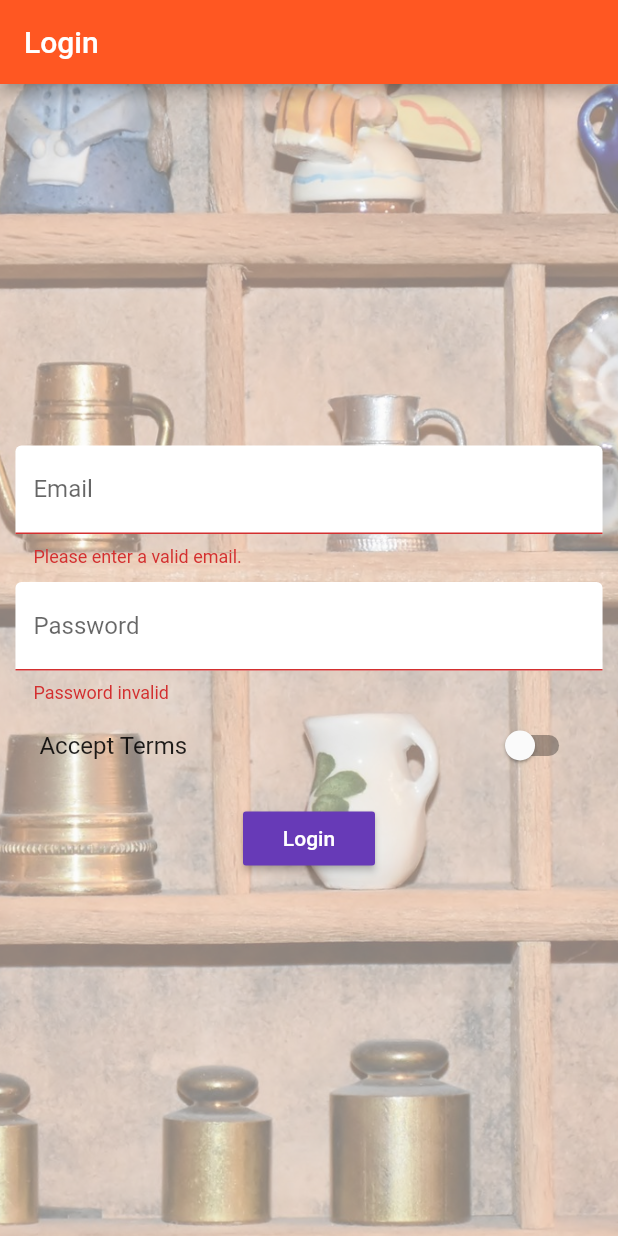
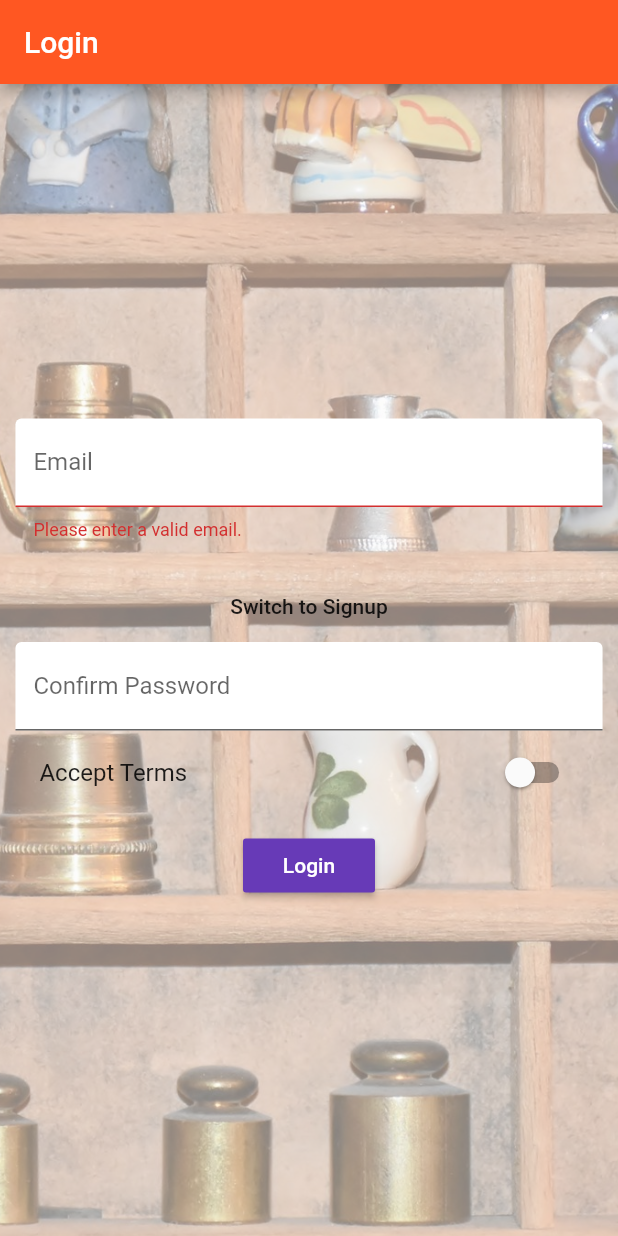
Before and after one commit to sulaysumaria/flutter_course, a Flutter app: the screen it shows after launch, after a tap on "Login", on a phone screen of 412 x 824 dp. Run offline on Flutter 3.47's test engine with Material 2 defaults, Android fonts, the phone set to English and light mode, and no system bars; accounts and stored records are empty.

Commit message:
Adding a Confirm Password Textfield

```diff
--- a/lib/pages/auth.dart
+++ b/lib/pages/auth.dart
@@ -2,6 +2,11 @@ import 'package:flutter/material.dart';
 import 'package:scoped_model/scoped_model.dart';
 
 import './../scoped-models/main.dart';
+
+enum AuthMode {
+  Signup,
+  Login,
+}
 
 class AuthPage extends StatefulWidget {
   @override
@@ -12,6 +17,8 @@ class AuthPage extends StatefulWidget {
 
 class _AuthPageState extends State<AuthPage> {
   final GlobalKey<FormState> _formKey = GlobalKey<FormState>();
+  final TextEditingController _passwordTextController = TextEditingController();
+  AuthMode _authMode = AuthMode.Login;
   final Map<String, dynamic> _formData = {
     'email': null,
     'password': null,
@@ -52,6 +59,7 @@ class _AuthPageState extends State<AuthPage> {
 
   Widget _buildPasswordTextField() {
     return TextFormField(
+      controller: _passwordTextController,
       decoration: InputDecoration(
         filled: true,
         labelText: 'Password',
@@ -64,6 +72,22 @@ class _AuthPageState extends State<AuthPage> {
       validator: (String value) {
         if (value.isEmpty || value.length < 6) {
           return 'Password invalid';
+        }
+      },
+    );
+  }
+
+  Widget _buildPasswordConfirmTextField() {
+    return TextFormField(
+      decoration: InputDecoration(
+        labelText: 'Confirm Password',
+        filled: true,
+        fillColor: Colors.white,
+      ),
+      obscureText: true,
+      validator: (String value) {
+        if (_passwordTextController.text != value) {
+          return 'Passwords do not match';
         }
       },
     );
@@ -119,7 +143,24 @@ class _AuthPageState extends State<AuthPage> {
                     SizedBox(
                       height: 10.0,
                     ),
-                    _buildPasswordTextField(),
+                    _authMode == AuthMode.Signup
+                        ? _buildPasswordTextField()
+                        : Container(),
+                    SizedBox(
+                      height: 10.0,
+                    ),
+                    FlatButton(
+                      child: Text(
+                          'Switch to ${_authMode == AuthMode.Login ? 'Signup' : 'Login'}'),
+                      onPressed: () {
+                        setState(() {
+                          _authMode = _authMode == AuthMode.Login
+                              ? AuthMode.Signup
+                              : AuthMode.Login;
+                        });
+                      },
+                    ),
+                    _buildPasswordConfirmTextField(),
                     _buildAcceptSwitch(),
                     SizedBox(
                       height: 10.0,
--- a/lib/pages/product_list.dart
+++ b/lib/pages/product_list.dart
@@ -74,7 +74,6 @@ class _ProductListPageState extends State<ProductListPage> {
                       );
                     }
                   });
-                  ;
                 }
               },
               direction: DismissDirection.endToStart,
```
